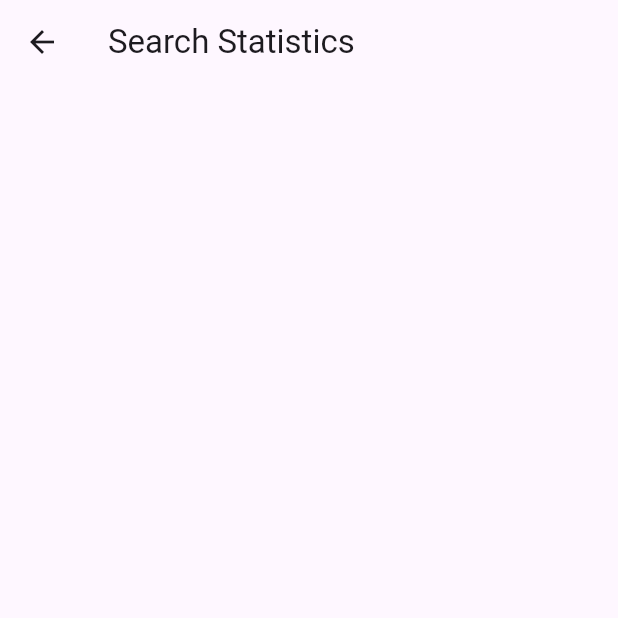
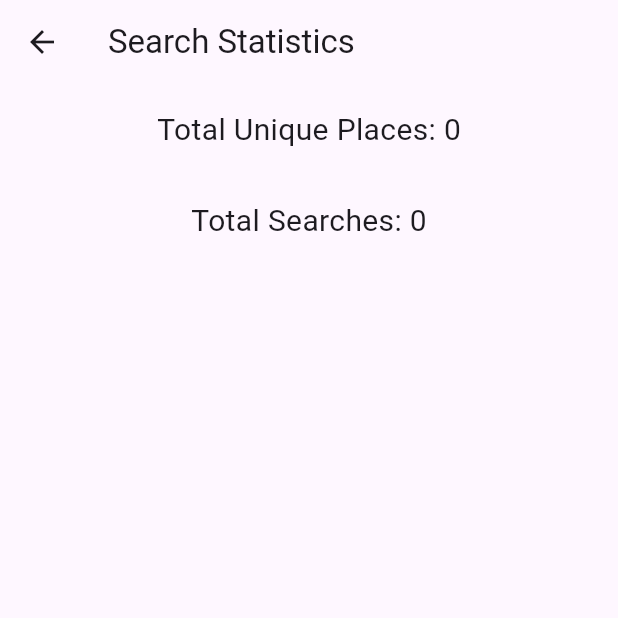
Before and after one commit to phetpany/Final, a Flutter app: the SearchStatisticsPage screen opened directly, on a phone screen of 412 x 824 dp, the top half of it. Run offline on Flutter 3.47's test engine with Material 3 defaults, Android fonts, the phone set to English and light mode, and no system bars; our stand-ins replace cached_network_image, cloud_firestore, firebase_auth, firebase_core, firebase_storage, get and 7 more; accounts and stored records are empty.

Commit message:
its working

```diff
--- a/lib/admin/models/places_search_model.dart
+++ b/lib/admin/models/places_search_model.dart
@@ -1,28 +1,15 @@
 class PlaceSearch {
   final String id;
   final String name;
-  int searchCount;
+  final int searchCount;
 
-  PlaceSearch({
-    required this.id,
-    required this.name,
-    this.searchCount = 0,
-  });
+  PlaceSearch({required this.id, required this.name, required this.searchCount});
 
-  // Convert the model to a Map for Firestore
-  Map<String, dynamic> toMap() {
-    return {
-      'name': name,
-      'searchCount': searchCount,
-    };
-  }
-
-  // Factory method to create a PlaceSearch instance from Firestore data
-  factory PlaceSearch.fromMap(Map<String, dynamic> map, String id) {
+  factory PlaceSearch.fromMap(Map<String, dynamic> data, String id) {
     return PlaceSearch(
       id: id,
-      name: map['name'],
-      searchCount: map['searchCount'] ?? 0,
+      name: data['name'] ?? '',
+      searchCount: data['searchCount'] ?? 0,
     );
   }
 }
--- a/lib/screen/search_static_page.dart
+++ b/lib/screen/search_static_page.dart
@@ -10,6 +10,8 @@ class SearchStatisticsPage extends StatefulWidget {
 class _SearchStatisticsPageState extends State<SearchStatisticsPage> {
   final PlaceSearchService _placeSearchService = PlaceSearchService();
   late Future<List<PlaceSearch>> _placesFuture;
+  int totalUniquePlaces = 0;
+  int totalSearches = 0;
 
   @override
   void initState() {
@@ -35,8 +37,27 @@ class _SearchStatisticsPageState extends State<SearchStatisticsPage> {
           }
 
           List<PlaceSearch> placeSearches = snapshot.data ?? [];
+          totalUniquePlaces = placeSearches.length;
+          totalSearches = placeSearches.fold(0, (sum, item) => sum + item.searchCount);
 
-          return ListView.builder(
+          return Column(
+            children: [
+              Padding(
+                padding: const EdgeInsets.all(16.0),
+                child: Text(
+                  'Total Unique Places: $totalUniquePlaces',
+                  style: TextStyle(fontSize: 20),
+                ),
+              ),
+              Padding(
+                padding: const EdgeInsets.all(16.0),
+                child: Text(
+                  'Total Searches: $totalSearches',
+                  style: TextStyle(fontSize: 20),
+                ),
+              ),
+              Expanded(
+                child: ListView.builder(
                   itemCount: placeSearches.length,
                   itemBuilder: (context, index) {
                     return ListTile(
@@ -44,13 +65,17 @@ class _SearchStatisticsPageState extends State<SearchStatisticsPage> {
                       subtitle: Text('Search Count: ${placeSearches[index].searchCount}'),
                     );
                   },
+                ),
+              ),
+            ],
           );
         },
       ),
     );
   }
+}
 
-}
+
 class PlaceSearchService {
   final FirebaseFirestore _firestore = FirebaseFirestore.instance;
 
@@ -69,7 +94,7 @@ Future<void> incrementSearchCount(String placeId) async {
           newSearchCount++; // Increment search count
           transaction.update(placeRef, {'searchCount': newSearchCount});
         } else {
-        // Create a new document if it doesn't exist (although it should exist)
+          // Create a new document if it doesn't exist
           transaction.set(placeRef, {'searchCount': 1});
         }
       });
@@ -78,11 +103,11 @@ Future<void> incrementSearchCount(String placeId) async {
     }
   }
 
-
   // Function to fetch all place search statistics
   Future<List<PlaceSearch>> getAllPlaceSearches() async {
     List<PlaceSearch> placeSearches = [];
 
+    try {
       // Fetch documents from 'place_searches' collection
       QuerySnapshot snapshot = await _firestore.collection('place_searches').get();
       snapshot.docs.forEach((doc) {
@@ -91,6 +116,9 @@ Future<void> incrementSearchCount(String placeId) async {
 
       // Sort places by search count (descending)
       placeSearches.sort((a, b) => b.searchCount.compareTo(a.searchCount));
+    } catch (e) {
+      print('Error fetching place searches: $e');
+    }
 
     return placeSearches;
   }
```
Also changed, not shown: lib/admin/unity/app_search.dart (+61 -7 lines), lib/screen/home_page.dart (+8 -11 lines), lib/screen/saerch_deligate.dart (+59 -20 lines). Lines whose indentation alone changed are shown as unchanged.
